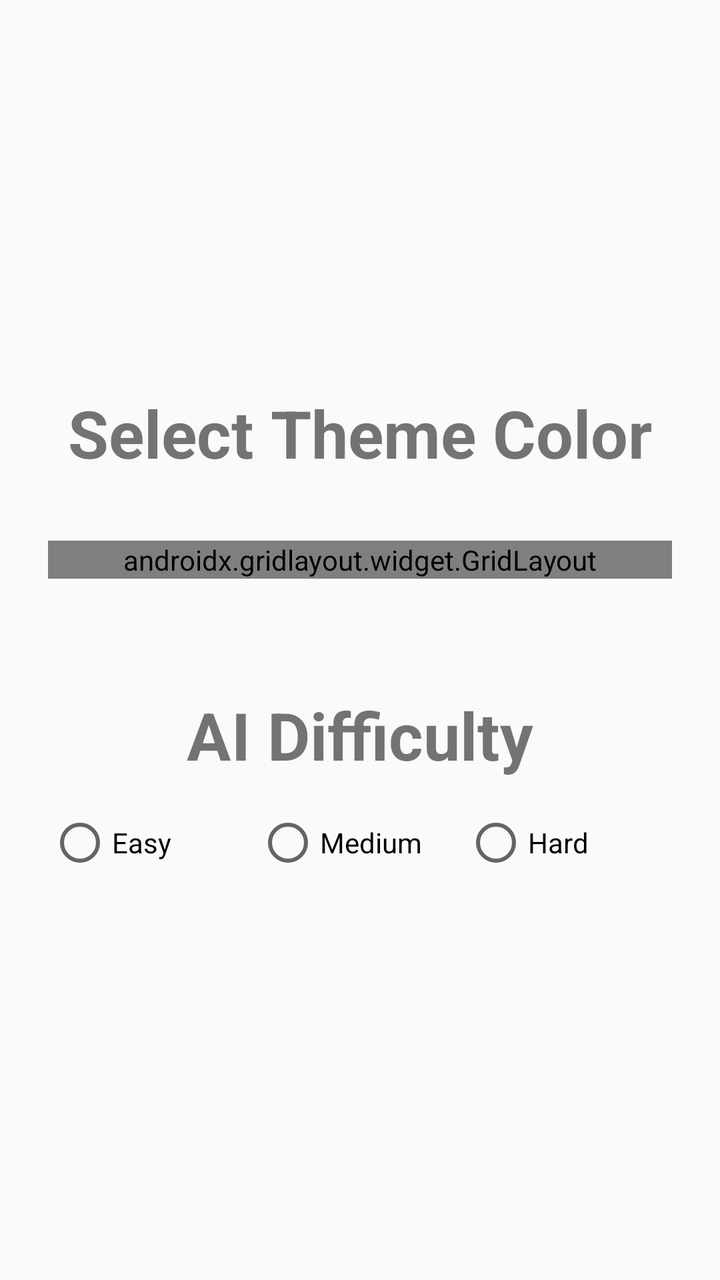
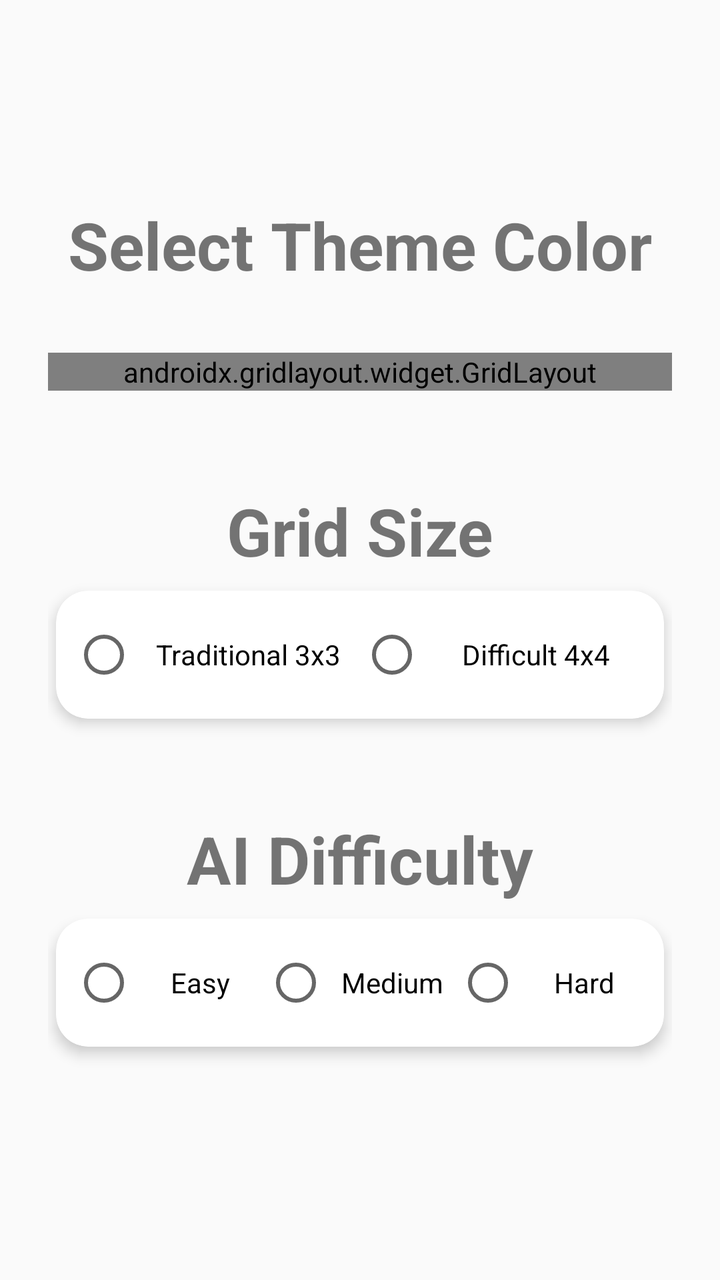

Screens rendered from an Android XML layout before and after an edit, with the pre-edit source and the edit as a unified diff.
<!-- AndroidManifest.xml: activity theme Theme.TicTacToe -->
<!-- res/layout/activity_settings.xml -->
<?xml version="1.0" encoding="utf-8"?>
<LinearLayout xmlns:android="http://schemas.android.com/apk/res/android" xmlns:app="http://schemas.android.com/apk/res-auto"
    android:layout_width="match_parent"
    android:layout_height="match_parent"
    android:orientation="vertical"
    android:gravity="center"
    android:background="?android:windowBackground"
    android:padding="24dp">

    <TextView
        android:id="@+id/tvSettingsTitle"
        android:layout_width="wrap_content"
        android:layout_height="wrap_content"
        android:text="Select Theme Color"
        android:textSize="33sp"
        android:textStyle="bold"
        android:layout_marginBottom="32dp" />

    <androidx.gridlayout.widget.GridLayout
        android:layout_width="match_parent"
        android:layout_height="wrap_content"
        android:layout_gravity="center"
        android:layout_marginBottom="24dp"
        app:columnCount="3">
        <com.google.android.material.card.MaterialCardView
            android:id="@+id/cardDefault"
            android:layout_width="0dp"
            app:layout_columnWeight="1"
            android:layout_height="80dp"
            app:cardCornerRadius="16dp"
            app:cardElevation="6dp"
            android:layout_margin="8dp">
            <FrameLayout
                android:layout_width="match_parent"
                android:layout_height="match_parent"
                android:background="@drawable/bg_gradient_default">
                <TextView
                    android:id="@+id/tvDefault"
                    android:layout_width="match_parent"
                    android:layout_height="match_parent"
                    android:text="Default"
                    android:textColor="#222"
                    android:textSize="18sp"
                    android:gravity="center" />
            </FrameLayout>
        </com.google.android.material.card.MaterialCardView>
        <com.google.android.material.card.MaterialCardView
            android:id="@+id/cardBlue"
            android:layout_width="0dp"
            app:layout_columnWeight="1"
            android:layout_height="80dp"
            app:cardCornerRadius="16dp"
            app:cardElevation="6dp"
            android:layout_margin="8dp">
            <FrameLayout
                android:layout_width="match_parent"
                android:layout_height="match_parent"
                android:background="@drawable/bg_gradient_blue">
                <TextView
                    android:id="@+id/tvBlue"
                    android:layout_width="match_parent"
                    android:layout_height="match_parent"
                    android:text="Blue"
                    android:textColor="#fff"
                    android:textSize="18sp"
                    android:gravity="center" />
            </FrameLayout>
        </com.google.android.material.card.MaterialCardView>
        <com.google.android.material.card.MaterialCardView
            android:id="@+id/cardGreen"
            android:layout_width="0dp"
            app:layout_columnWeight="1"
            android:layout_height="80dp"
            app:cardCornerRadius="16dp"
            app:cardElevation="6dp"
            android:layout_margin="8dp">
            <FrameLayout
                android:layout_width="match_parent"
                android:layout_height="match_parent"
                android:background="@drawable/bg_gradient_green">
                <TextView
                    android:id="@+id/tvGreen"
                    android:layout_width="match_parent"
                    android:layout_height="match_parent"
                    android:text="Green"
                    android:textColor="#fff"
                    android:textSize="18sp"
                    android:gravity="center" />
            </FrameLayout>
        </com.google.android.material.card.MaterialCardView>
        <com.google.android.material.card.MaterialCardView
            android:id="@+id/cardRed"
            android:layout_width="0dp"
            app:layout_columnWeight="1"
            android:layout_height="80dp"
            app:cardCornerRadius="16dp"
            app:cardElevation="6dp"
            android:layout_margin="8dp">
            <FrameLayout
                android:layout_width="match_parent"
                android:layout_height="match_parent"
                android:background="@drawable/bg_gradient_red">
                <TextView
                    android:id="@+id/tvRed"
                    android:layout_width="match_parent"
                    android:layout_height="match_parent"
                    android:text="Red"
                    android:textColor="#fff"
                    android:textSize="18sp"
                    android:gravity="center" />
            </FrameLayout>
        </com.google.android.material.card.MaterialCardView>
        <com.google.android.material.card.MaterialCardView
            android:id="@+id/cardGold"
            android:layout_width="0dp"
            app:layout_columnWeight="1"
            android:layout_height="80dp"
            app:cardCornerRadius="16dp"
            app:cardElevation="6dp"
            android:layout_margin="8dp">
            <FrameLayout
                android:layout_width="match_parent"
                android:layout_height="match_parent"
                android:background="@drawable/bg_gradient_gold">
                <TextView
                    android:id="@+id/tvGold"
                    android:layout_width="match_parent"
                    android:layout_height="match_parent"
                    android:text="Gold"
                    android:textColor="#222"
                    android:textSize="18sp"
                    android:gravity="center" />
            </FrameLayout>
        </com.google.android.material.card.MaterialCardView>
        <com.google.android.material.card.MaterialCardView
            android:id="@+id/cardSilver"
            android:layout_width="0dp"
            app:layout_columnWeight="1"
            android:layout_height="80dp"
            app:cardCornerRadius="16dp"
            app:cardElevation="6dp"
            android:layout_margin="8dp">
            <FrameLayout
                android:layout_width="match_parent"
                android:layout_height="match_parent"
                android:background="@drawable/bg_gradient_silver">
                <TextView
                    android:id="@+id/tvSilver"
                    android:layout_width="match_parent"
                    android:layout_height="match_parent"
                    android:text="Silver"
                    android:textColor="#222"
                    android:textSize="18sp"
                    android:gravity="center" />
            </FrameLayout>
        </com.google.android.material.card.MaterialCardView>

    </androidx.gridlayout.widget.GridLayout>

    <TextView
        android:id="@+id/tvDifficultyTitle"
        android:layout_width="wrap_content"
        android:layout_height="wrap_content"
        android:text="AI Difficulty"
        android:textSize="33sp"
        android:textStyle="bold"
        android:layout_marginTop="32dp"
        android:layout_marginBottom="8dp" />

    <RadioGroup
        android:id="@+id/radioGroupDifficulty"
        android:layout_width="match_parent"
        android:layout_height="wrap_content"
        android:orientation="horizontal">
        <RadioButton
            android:id="@+id/radioEasy"
            android:layout_width="0dp"
            android:layout_height="wrap_content"
            android:layout_weight="1"
            android:text="Easy" />
        <RadioButton
            android:id="@+id/radioMedium"
            android:layout_width="0dp"
            android:layout_height="wrap_content"
            android:layout_weight="1"
            android:text="Medium" />
        <RadioButton
            android:id="@+id/radioHard"
            android:layout_width="0dp"
            android:layout_height="wrap_content"
            android:layout_weight="1"
            android:text="Hard" />
    </RadioGroup>




    </LinearLayout>
<!-- resources referenced by this layout -->
<resources>
  <!-- drawable bg_gradient_blue (drawable) -->
  <shape xmlns:android="http://schemas.android.com/apk/res/android">
      <gradient
          android:type="linear"
          android:angle="135"
          android:startColor="#2196F3"
          android:endColor="#64B5F6" />
  </shape>
  <!-- drawable bg_gradient_default (drawable) -->
  <shape xmlns:android="http://schemas.android.com/apk/res/android">
      <gradient
          android:type="linear"
          android:angle="135"
          android:startColor="#f5f5f5"
          android:endColor="#e0e0e0" />
  </shape>
  <!-- drawable bg_gradient_gold (drawable) -->
  <shape xmlns:android="http://schemas.android.com/apk/res/android">
      <gradient
          android:type="linear"
          android:angle="135"
          android:startColor="#FFD700"
          android:endColor="#FFF8DC" />
  </shape>
  <!-- drawable bg_gradient_green (drawable) -->
  <shape xmlns:android="http://schemas.android.com/apk/res/android">
      <gradient
          android:type="linear"
          android:angle="135"
          android:startColor="#43A047"
          android:endColor="#81C784" />
  </shape>
  <!-- drawable bg_gradient_red (drawable) -->
  <shape xmlns:android="http://schemas.android.com/apk/res/android">
      <gradient
          android:type="linear"
          android:angle="135"
          android:startColor="#E53935"
          android:endColor="#FF8A80" />
  </shape>
  <!-- drawable bg_gradient_silver (drawable) -->
  <shape xmlns:android="http://schemas.android.com/apk/res/android">
      <gradient
          android:type="linear"
          android:angle="135"
          android:startColor="#C0C0C0"
          android:endColor="#F5F5F5" />
  </shape>
  <style name="Theme.TicTacToe" parent="Theme.MaterialComponents.DayNight.NoActionBar">
          <item name="colorPrimary">@color/theme_default</item>
          <item name="colorPrimaryVariant">@color/theme_dark</item>
          <item name="colorOnPrimary">@color/theme_on</item>
          <item name="colorSecondary">@color/theme_blue</item>
          <item name="colorSecondaryVariant">@color/theme_dark</item>
          <item name="colorOnSecondary">@color/theme_on</item>
          <item name="android:windowBackground">@color/theme_light</item>
          <item name="android:textColorPrimary">@color/theme_on</item>
      </style>
  <color name="theme_default">#222222</color>
  <color name="theme_dark">#121212</color>
  <color name="theme_on">#FFFFFF</color>
  <color name="theme_blue">#1976D2</color>
  <color name="theme_light">#FAFAFA</color>
</resources>

<!-- the commit's change to res/layout/activity_settings.xml (unified diff, before → after) -->
@@ -158,6 +158,49 @@
     </androidx.gridlayout.widget.GridLayout>
 
     <TextView
+        android:id="@+id/tvGridSizeTitle"
+        android:layout_width="wrap_content"
+        android:layout_height="wrap_content"
+        android:text="Grid Size"
+        android:textSize="33sp"
+        android:textStyle="bold"
+        android:layout_marginTop="24dp"
+        android:layout_marginBottom="8dp" />
+
+    <com.google.android.material.card.MaterialCardView
+        android:layout_width="match_parent"
+        android:layout_height="wrap_content"
+        app:cardCornerRadius="16dp"
+        app:cardElevation="4dp"
+        android:layout_marginBottom="16dp"
+        android:layout_marginLeft="4dp"
+        android:layout_marginRight="4dp"
+        app:cardBackgroundColor="@android:color/white">
+        <RadioGroup
+            android:id="@+id/radioGroupGridSize"
+            android:layout_width="match_parent"
+            android:layout_height="wrap_content"
+            android:orientation="horizontal"
+            android:gravity="center"
+            android:padding="8dp">
+            <RadioButton
+                android:id="@+id/radioGrid3x3"
+                android:layout_width="0dp"
+                android:layout_height="wrap_content"
+                android:layout_weight="1"
+                android:gravity="center"
+                android:text="Traditional 3x3" />
+            <RadioButton
+                android:id="@+id/radioGrid4x4"
+                android:layout_width="0dp"
+                android:layout_height="wrap_content"
+                android:layout_weight="1"
+                android:gravity="center"
+                android:text="Difficult 4x4" />
+        </RadioGroup>
+    </com.google.android.material.card.MaterialCardView>
+
+    <TextView
         android:id="@+id/tvDifficultyTitle"
         android:layout_width="wrap_content"
         android:layout_height="wrap_content"
@@ -167,30 +210,45 @@
         android:layout_marginTop="32dp"
         android:layout_marginBottom="8dp" />
 
-    <RadioGroup
-        android:id="@+id/radioGroupDifficulty"
+    <com.google.android.material.card.MaterialCardView
         android:layout_width="match_parent"
         android:layout_height="wrap_content"
-        android:orientation="horizontal">
-        <RadioButton
-            android:id="@+id/radioEasy"
-            android:layout_width="0dp"
+        app:cardCornerRadius="16dp"
+        app:cardElevation="4dp"
+        android:layout_marginLeft="4dp"
+        android:layout_marginRight="4dp"
+        android:layout_marginBottom="16dp"
+        app:cardBackgroundColor="@android:color/white">
+        <RadioGroup
+            android:id="@+id/radioGroupDifficulty"
+            android:layout_width="match_parent"
             android:layout_height="wrap_content"
-            android:layout_weight="1"
-            android:text="Easy" />
-        <RadioButton
-            android:id="@+id/radioMedium"
-            android:layout_width="0dp"
-            android:layout_height="wrap_content"
-            android:layout_weight="1"
-            android:text="Medium" />
-        <RadioButton
-            android:id="@+id/radioHard"
-            android:layout_width="0dp"
-            android:layout_height="wrap_content"
-            android:layout_weight="1"
-            android:text="Hard" />
-    </RadioGroup>
+            android:orientation="horizontal"
+            android:gravity="center"
+            android:padding="8dp">
+            <RadioButton
+                android:id="@+id/radioEasy"
+                android:layout_width="0dp"
+                android:layout_height="wrap_content"
+                android:layout_weight="1"
+                android:gravity="center"
+                android:text="Easy" />
+            <RadioButton
+                android:id="@+id/radioMedium"
+                android:layout_width="0dp"
+                android:layout_height="wrap_content"
+                android:layout_weight="1"
+                android:gravity="center"
+                android:text="Medium" />
+            <RadioButton
+                android:id="@+id/radioHard"
+                android:layout_width="0dp"
+                android:layout_height="wrap_content"
+                android:layout_weight="1"
+                android:gravity="center"
+                android:text="Hard" />
+        </RadioGroup>
+    </com.google.android.material.card.MaterialCardView>
 
 
 
